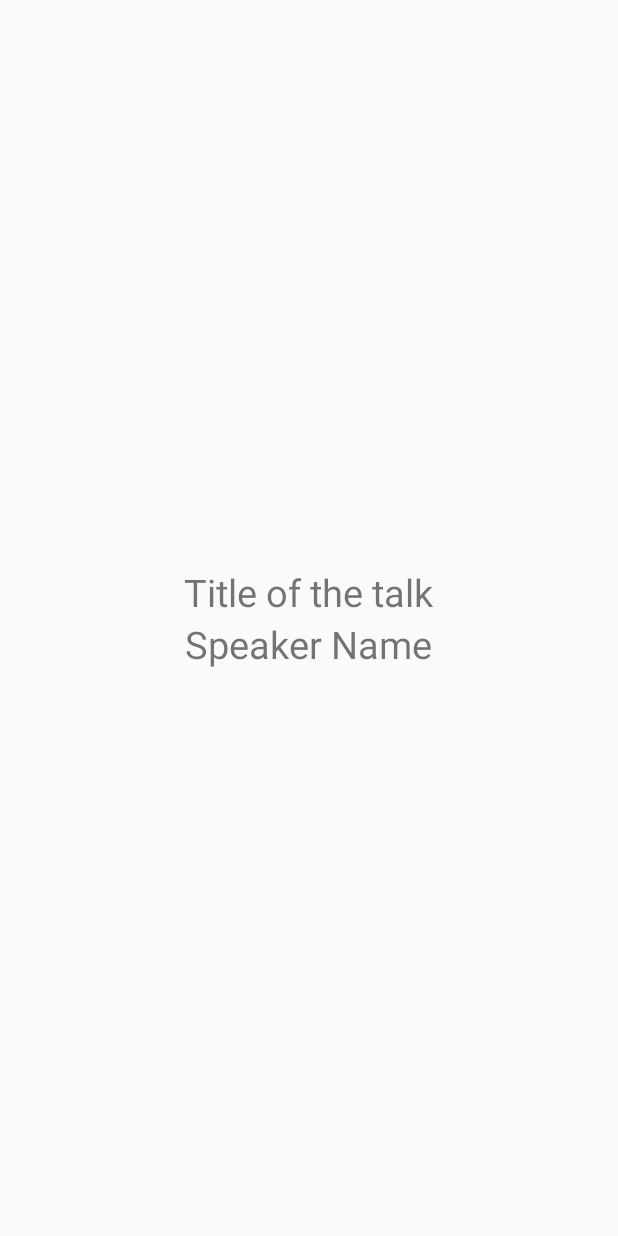
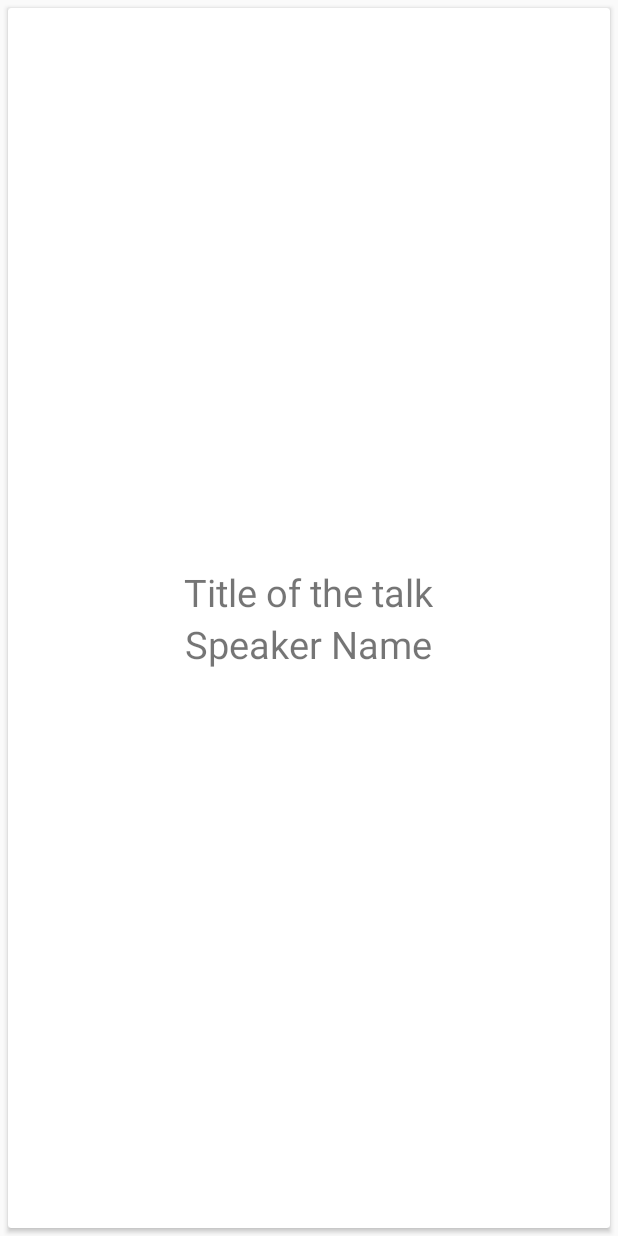
Before and after one commit to Ashish1593/Evento, an Android app: the layout talksdetails.xml on its own in the app's theme, with its tools: preview values and no code run, on a phone screen of 412 x 824 dp. Run offline under Robolectric (Android 15) with nearby library versions, the phone set to English and light mode, and no system bars; Roboto replaces fonts that are not available here.

Commit message:
add horizontal listView for talks detail of 50p

```diff
--- a/app/src/main/java/com/examples/android/evento/GridViewAdapter.java
+++ b/app/src/main/java/com/examples/android/evento/GridViewAdapter.java
@@ -29,6 +29,7 @@ import java.util.List;
     private Activity mcontext;
     private final List<Fragment> mFragments = new ArrayList<Fragment>();
     private ArrayList<EventDetails> details;
+
     public GridViewAdapter(Activity c, ArrayList<EventDetails> details) {
         mcontext = c;
         this.details = details;
--- a/app/src/main/java/com/examples/android/evento/MainActivity.java
+++ b/app/src/main/java/com/examples/android/evento/MainActivity.java
@@ -109,8 +109,7 @@ Context context;
 
          makeJsonObjectRequest();
 
-
-               }
+ }
 //        /**
 //         * Method to make json object request where json response starts wtih {
 //         * */
--- a/app/src/main/res/layout/event50pfragment.xml
+++ b/app/src/main/res/layout/event50pfragment.xml
@@ -62,6 +62,11 @@
             android:background="#FF4500"
             />
 
+        <android.support.v7.widget.RecyclerView
+        android:id="@+id/CardView50p"
+        android:layout_width="match_parent"
+        android:layout_height="200dp" />
+
 
         <Button
             android:id="@+id/propose50pSession"
--- a/app/src/main/res/layout/pycon2017.xml
+++ b/app/src/main/res/layout/pycon2017.xml
@@ -49,10 +49,6 @@
 
         />
 
-    <!--<android.support.v7.widget.RecyclerView-->
-        <!--android:id="@+id/cardView"-->
-        <!--android:layout_width="match_parent"-->
-        <!--android:layout_height="200dp" />-->
 
     <Button
 
--- a/app/src/main/res/layout/talksdetails.xml
+++ b/app/src/main/res/layout/talksdetails.xml
@@ -1,5 +1,14 @@
 <?xml version="1.0" encoding="utf-8"?>
-<LinearLayout xmlns:android="http://schemas.android.com/apk/res/android"
+<android.support.v7.widget.CardView
+    xmlns:android="http://schemas.android.com/apk/res/android"
+    xmlns:card_view="https://schemas.android.com/apk/res-auto"
+    android:id="@+id/card_view"
+    android:layout_width="match_parent"
+    android:layout_height="match_parent"
+    android:layout_margin="5dp"
+    card_view:cardCornerRadius="4dp"
+    android:layout_gravity="center">
+<LinearLayout
     android:layout_width="match_parent"
     android:layout_height="match_parent"
     android:gravity="center"
@@ -20,5 +29,6 @@
         android:text="Speaker Name"
         android:layout_gravity="center_horizontal"
         android:textSize="25sp"
-        android:id="@+id/speakername"/>
+        android:id="@+id/speaker"/>
 </LinearLayout>
+</android.support.v7.widget.CardView>
```
Also changed, not shown: app/src/main/java/com/examples/android/evento/Details50p.java (added, +33 -0 lines), app/src/main/java/com/examples/android/evento/Event50p.java (+119 -77 lines), app/src/main/java/com/examples/android/evento/RecylerViewAdapter.java (deleted, +0 -11 lines), app/src/main/java/com/examples/android/evento/RecylerViewadapter.java (added, +44 -0 lines), app/src/main/java/com/examples/android/evento/ViewHolder50p.java (added, +26 -0 lines), 2 other files.
